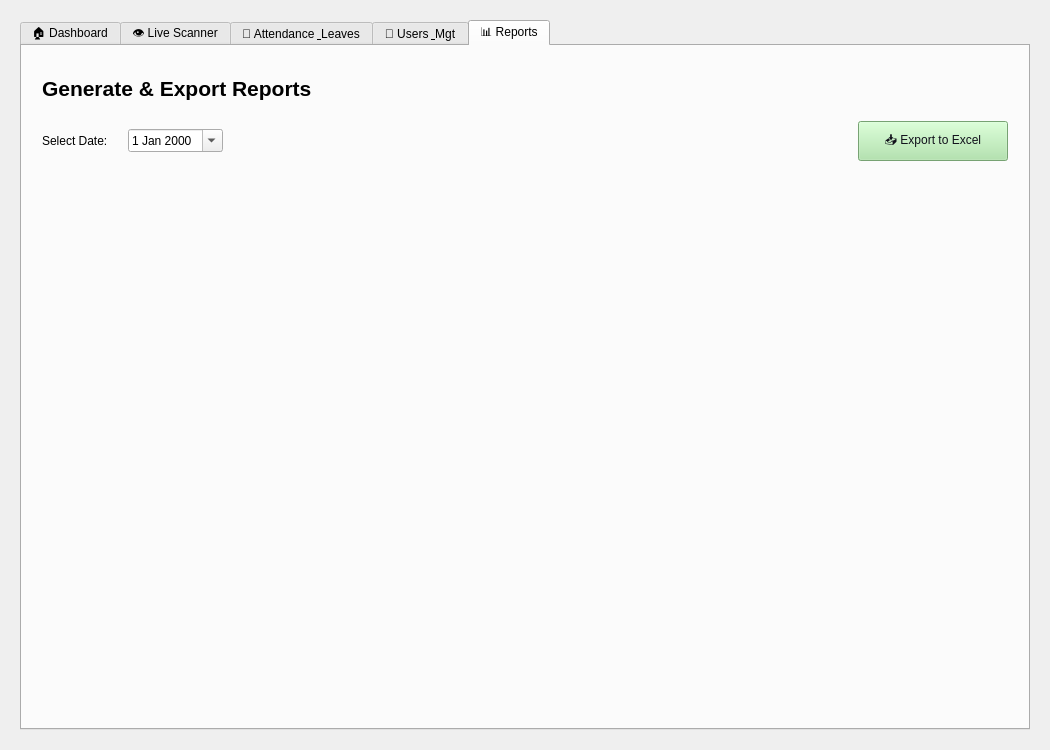
This is design.ui in kdineshharsha/Attendance-System as Qt 5 draws it before an edit. The edited form follows.
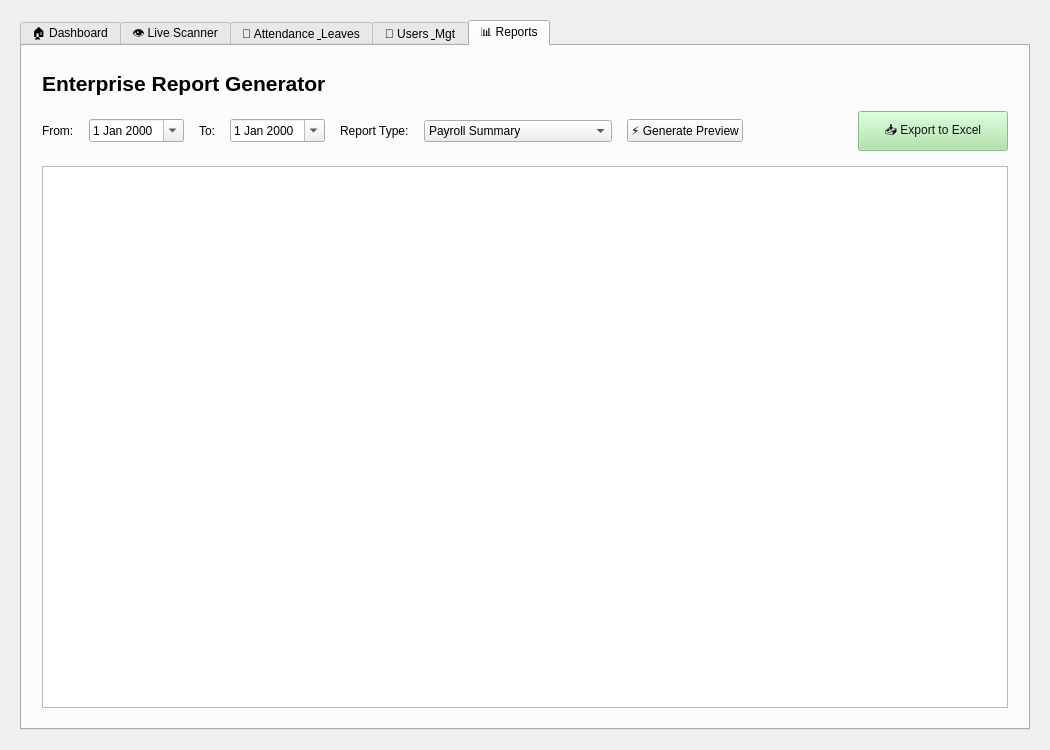
This is the edited form. The open tabs and pages were chosen to show the change.

Commit message: Fix Type error | Report Tab UI | Genarate Datailed Attendance ⭐

What changed in the file:
```diff
--- a/design.ui
+++ b/design.ui
@@ -302,20 +302,64 @@
       <widget class="QWidget" name="tab_reports">
        <attribute name="title"><string>📊 Reports</string></attribute>
        <layout class="QVBoxLayout" name="verticalLayout_rep">
-        <property name="spacing"><number>20</number></property>
+        <property name="spacing"><number>15</number></property>
         <property name="leftMargin"><number>20</number></property>
-        <property name="topMargin"><number>30</number></property>
+        <property name="topMargin"><number>25</number></property>
         <property name="rightMargin"><number>20</number></property>
-        <item><widget class="QLabel" name="lbl_rep_title"><property name="text"><string>Generate &amp; Export Reports</string></property><property name="font"><font><pointsize>16</pointsize><bold>true</bold></font></property></widget></item>
+        <property name="bottomMargin"><number>20</number></property>
+        <item>
+         <widget class="QLabel" name="lbl_rep_title">
+          <property name="text"><string>Enterprise Report Generator</string></property>
+          <property name="font"><font><pointsize>16</pointsize><bold>true</bold></font></property>
+         </widget>
+        </item>
         <item>
          <layout class="QHBoxLayout" name="horizontalLayout_rep">
-          <item><widget class="QLabel" name="lbl_rep_date"><property name="text"><string>Select Date:</string></property></widget></item>
-          <item><widget class="QDateEdit" name="dateEdit_report"><property name="calendarPopup"><bool>true</bool></property></widget></item>
-          <item><spacer name="horizontalSpacer_rep"><property name="orientation"><enum>Qt::Horizontal</enum></property><property name="sizeHint" stdset="0"><size><width>40</width><height>20</height></size></property></spacer></item>
-          <item><widget class="QPushButton" name="btn_export_xl"><property name="text"><string>📥 Export to Excel</string></property><property name="minimumSize"><size><width>150</width><height>40</height></size></property><property name="styleSheet"><string>background-color: #a6e3a1; color: #11111b;</string></property></widget></item>
+          <property name="spacing"><number>15</number></property>
+          <item><widget class="QLabel" name="lbl_rep_from"><property name="text"><string>From:</string></property></widget></item>
+          <item><widget class="QDateEdit" name="dateEdit_from"><property name="calendarPopup"><bool>true</bool></property></widget></item>
+          <item><widget class="QLabel" name="lbl_rep_to"><property name="text"><string>To:</string></property></widget></item>
+          <item><widget class="QDateEdit" name="dateEdit_to"><property name="calendarPopup"><bool>true</bool></property></widget></item>
+          <item><widget class="QLabel" name="lbl_rep_type"><property name="text"><string>Report Type:</string></property></widget></item>
+          <item>
+           <widget class="QComboBox" name="combo_report_type">
+            <item><property name="text"><string>Payroll Summary</string></property></item>
+            <item><property name="text"><string>Detailed Attendance</string></property></item>
+            <item><property name="text"><string>Leave History</string></property></item>
+            <item><property name="text"><string>Master Summary (All Details)</string></property></item>
+           </widget>
+          </item>
+          <item>
+           <widget class="QPushButton" name="btn_generate_report">
+            <property name="text"><string>⚡ Generate Preview</string></property>
+           </widget>
+          </item>
+          <item>
+           <spacer name="horizontalSpacer_rep">
+            <property name="orientation"><enum>Qt::Horizontal</enum></property>
+            <property name="sizeHint" stdset="0"><size><width>40</width><height>20</height></size></property>
+           </spacer>
+          </item>
+          <item>
+           <widget class="QPushButton" name="btn_export_xl">
+            <property name="enabled"><bool>false</bool></property>
+            <property name="text"><string>📥 Export to Excel</string></property>
+            <property name="minimumSize"><size><width>150</width><height>40</height></size></property>
+            <property name="styleSheet"><string>background-color: #a6e3a1; color: #11111b;</string></property>
+           </widget>
+          </item>
          </layout>
         </item>
-        <item><spacer name="verticalSpacer_rep"><property name="orientation"><enum>Qt::Vertical</enum></property><property name="sizeHint" stdset="0"><size><width>20</width><height>40</height></size></property></spacer></item>
+        <item>
+         <widget class="QTableWidget" name="table_report_preview">
+          <property name="editTriggers"><set>QAbstractItemView::NoEditTriggers</set></property>
+          <property name="alternatingRowColors"><bool>true</bool></property>
+          <property name="selectionMode"><enum>QAbstractItemView::SingleSelection</enum></property>
+          <property name="selectionBehavior"><enum>QAbstractItemView::SelectRows</enum></property>
+          <property name="showGrid"><bool>false</bool></property>
+          <attribute name="horizontalHeaderStretchLastSection"><bool>true</bool></attribute>
+         </widget>
+        </item>
        </layout>
       </widget>
 
```
Left out of the diff: 1 changed line with no effect on the pictures. The commit also changes 2 other files.
